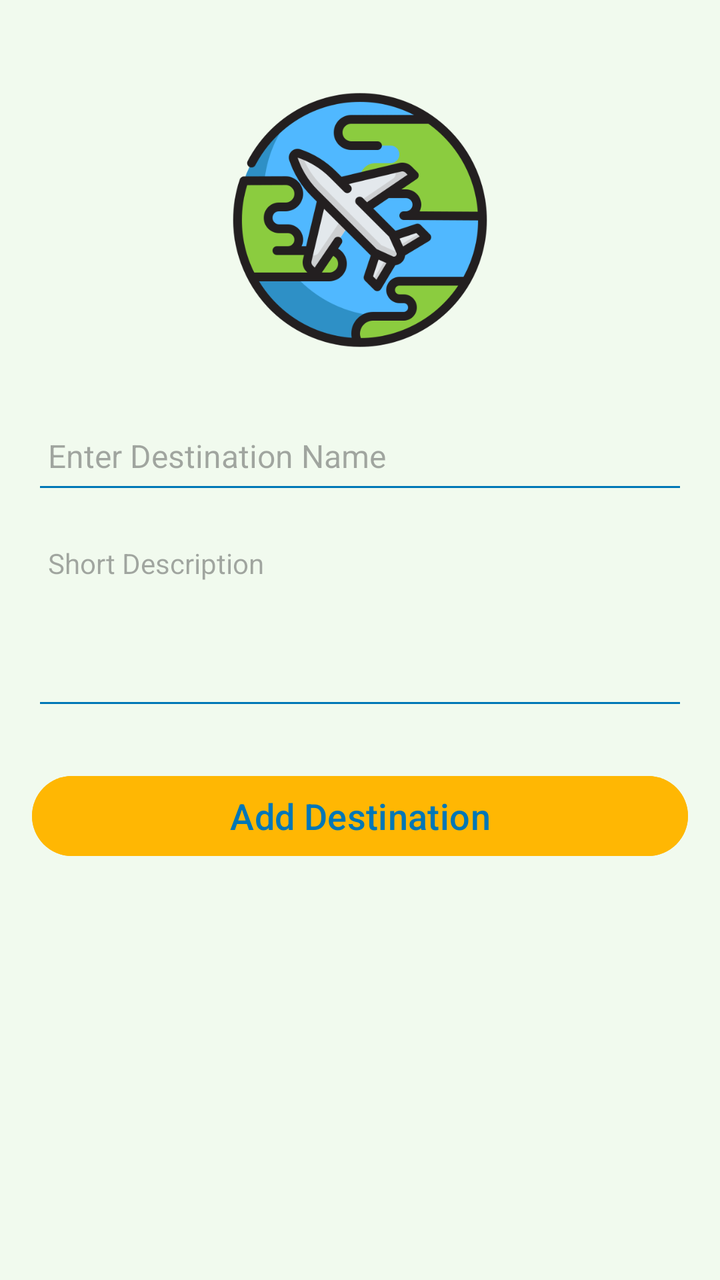
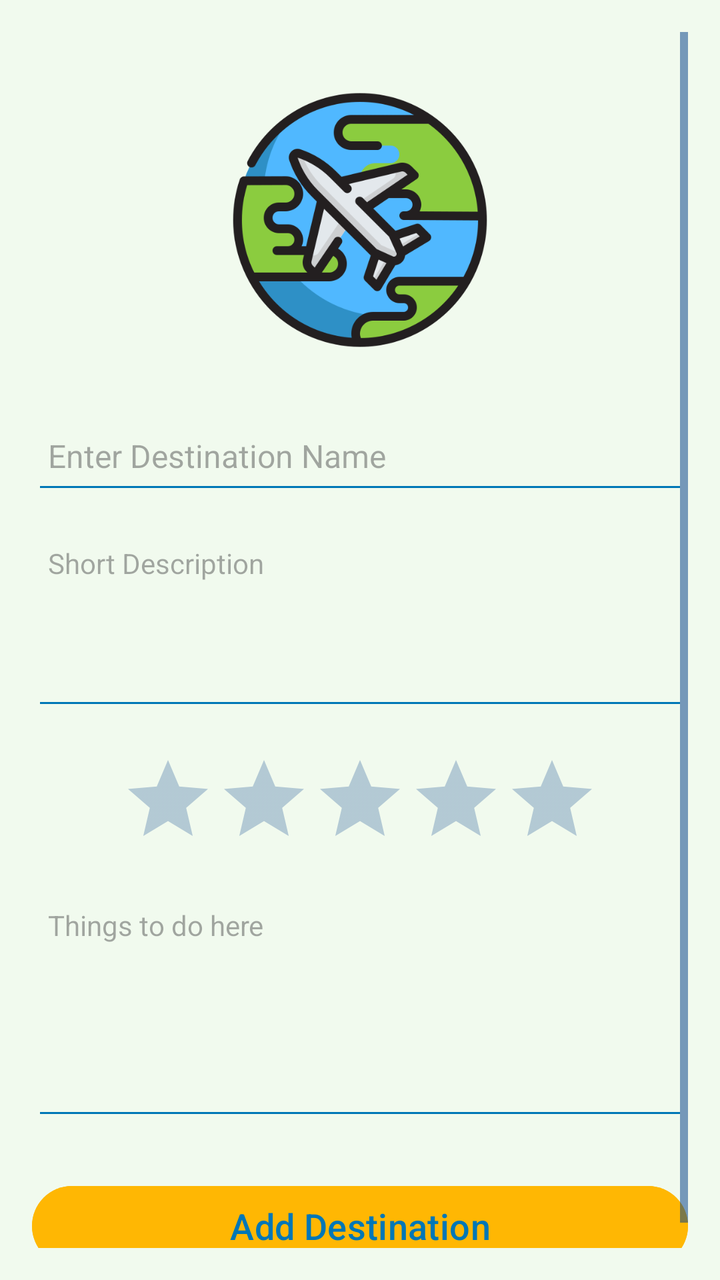

Before-and-after screenshots of an Android layout around one commit, followed by the original layout XML and the change that was made.
<!-- AndroidManifest.xml: application theme Theme.WebAppProject -->
<!-- res/layout/activity_travel.xml -->
<?xml version="1.0" encoding="utf-8"?>
<androidx.constraintlayout.widget.ConstraintLayout
    xmlns:android="http://schemas.android.com/apk/res/android"
    xmlns:app="http://schemas.android.com/apk/res-auto"
    xmlns:tools="http://schemas.android.com/tools"
    android:id="@+id/addDestinationLayout"
    android:layout_width="match_parent"
    android:layout_height="match_parent"
    android:background="@color/backgroundColor"
    android:padding="16dp"
    tools:context=".TravelActivity">

    
    <ScrollView
        android:layout_width="0dp"
        android:layout_height="0dp"
        app:layout_constraintTop_toTopOf="parent"
        app:layout_constraintBottom_toBottomOf="parent"
        app:layout_constraintStart_toStartOf="parent"
        app:layout_constraintEnd_toEndOf="parent">

        <LinearLayout
            android:layout_width="match_parent"
            android:layout_height="wrap_content"
            android:orientation="vertical"
            android:gravity="center_horizontal">

            
            <ImageView
                android:id="@+id/destinationImage"
                android:layout_width="140dp"
                android:layout_height="140dp"
                android:layout_marginTop="24dp"
                android:scaleType="fitCenter"
                android:src="@drawable/world_icon"
                android:contentDescription="Destination Image" />

            
            <EditText
                android:id="@+id/destinationName"
                android:layout_width="match_parent"
                android:layout_height="48dp"
                android:layout_marginTop="24dp"
                android:hint="Enter Destination Name"
                android:padding="8dp"
                android:textColor="@color/textPrimary"
                android:textSize="16sp"
                android:backgroundTint="@color/colorPrimary"
                android:maxLines="1"
                android:inputType="text" />

            
            <EditText
                android:id="@+id/destinationDescription"
                android:layout_width="match_parent"
                android:layout_height="96dp"
                android:layout_marginTop="12dp"
                android:hint="Short Description"
                android:padding="8dp"
                android:textColor="@color/textPrimary"
                android:textSize="14sp"
                android:backgroundTint="@color/colorPrimary"
                android:gravity="top"
                android:inputType="textMultiLine"
                android:scrollbars="vertical" />

            
            <Button
                android:id="@+id/btnAddDestination"
                android:layout_width="match_parent"
                android:layout_height="wrap_content"
                android:layout_marginTop="24dp"
                android:text="Add Destination"
                android:backgroundTint="@color/colorAccent"
                android:textColor="@color/colorPrimary"
                android:textSize="18sp"
                android:stateListAnimator="@null" />

        </LinearLayout>
    </ScrollView>

</androidx.constraintlayout.widget.ConstraintLayout>
<!-- resources referenced by this layout -->
<resources>
  <color name="backgroundColor">#F1FAEE</color>
  <color name="colorAccent">#FFB703</color>
  <color name="colorPrimary">#0077B6</color>
  <color name="textPrimary">#1D3557</color>
  <!-- drawable world_icon: png bitmap (drawable, 49991 bytes) -->
  <style name="Theme.WebAppProject" parent="Base.Theme.WebAppProject" />
  <style name="Base.Theme.WebAppProject" parent="Theme.Material3.DayNight.NoActionBar">
  
          <item name="colorPrimary">@color/colorPrimary</item>
          <item name="colorPrimaryContainer">@color/colorPrimaryDark</item>
          <item name="colorOnPrimary">@color/backgroundColor</item>
  
          <item name="colorSecondary">@color/colorAccent</item>
          <item name="colorSecondaryContainer">@color/colorAccent</item>
          <item name="colorOnSecondary">@color/textPrimary</item>
  
          <item name="android:windowBackground">@color/backgroundColor</item>
          <item name="colorSurface">@color/backgroundColor</item>
          <item name="colorOnSurface">@color/textPrimary</item>
  
          <item name="android:textColorPrimary">@color/textPrimary</item>
          <item name="android:textColorSecondary">@color/colorPrimaryDark</item>
      </style>
  <color name="colorPrimaryDark">#023E8A</color>
</resources>

<!-- the commit's change to res/layout/activity_travel.xml (unified diff, before → after) -->
@@ -10,7 +10,6 @@
     android:padding="16dp"
     tools:context=".TravelActivity">
 
-    
     <ScrollView
         android:layout_width="0dp"
         android:layout_height="0dp"
@@ -25,7 +24,6 @@
             android:orientation="vertical"
             android:gravity="center_horizontal">
 
-            
             <ImageView
                 android:id="@+id/destinationImage"
                 android:layout_width="140dp"
@@ -35,7 +33,6 @@
                 android:src="@drawable/world_icon"
                 android:contentDescription="Destination Image" />
 
-            
             <EditText
                 android:id="@+id/destinationName"
                 android:layout_width="match_parent"
@@ -49,7 +46,6 @@
                 android:maxLines="1"
                 android:inputType="text" />
 
-            
             <EditText
                 android:id="@+id/destinationDescription"
                 android:layout_width="match_parent"
@@ -64,7 +60,30 @@
                 android:inputType="textMultiLine"
                 android:scrollbars="vertical" />
 
-            
+            <RatingBar
+                android:id="@+id/destinationRating"
+                android:layout_width="wrap_content"
+                android:layout_height="wrap_content"
+                android:layout_marginTop="16dp"
+                android:numStars="5"
+                android:stepSize="1"
+                android:rating="0"
+                android:isIndicator="false" />
+
+            <EditText
+                android:id="@+id/destinationActivities"
+                android:layout_width="match_parent"
+                android:layout_height="120dp"
+                android:layout_marginTop="12dp"
+                android:hint="Things to do here"
+                android:padding="8dp"
+                android:textColor="@color/textPrimary"
+                android:textSize="14sp"
+                android:backgroundTint="@color/colorPrimary"
+                android:gravity="top"
+                android:inputType="textMultiLine"
+                android:scrollbars="vertical" />
+
             <Button
                 android:id="@+id/btnAddDestination"
                 android:layout_width="match_parent"
